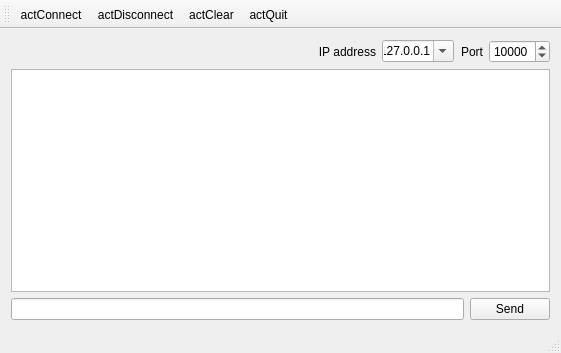
Before: the Qt Designer form Client/extcpclient.ui in AndriiRozin/ClientServer, drawn with Qt 5.
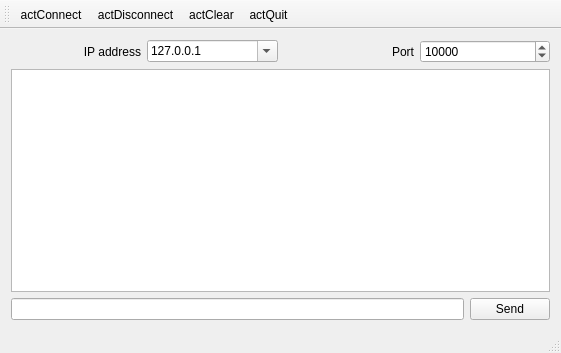
After: the same form once the commit is applied. Icons and pictures are not drawn.

The edit to the form file:
```diff
--- a/Client/extcpclient.ui
+++ b/Client/extcpclient.ui
@@ -17,19 +17,6 @@
    <layout class="QVBoxLayout" name="verticalLayout">
     <item>
      <layout class="QHBoxLayout" name="horizontalLayout">
-      <item>
-       <spacer name="horizontalSpacer">
-        <property name="orientation">
-         <enum>Qt::Horizontal</enum>
-        </property>
-        <property name="sizeHint" stdset="0">
-         <size>
-          <width>40</width>
-          <height>20</height>
-         </size>
-        </property>
-       </spacer>
-      </item>
       <item>
        <widget class="QLabel" name="labIP">
         <property name="text">
```
